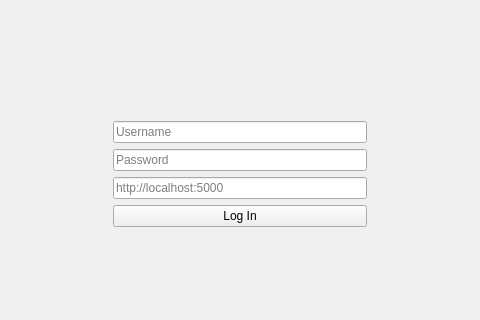
Above: app/Client/MainWindow/forms/main.ui from deskos-xp/MyMoneyMaker before the change; both pictures show x 160 to 640 and y 125 to 445 of the 800 by 600 pixel window. Below: the same form after it.
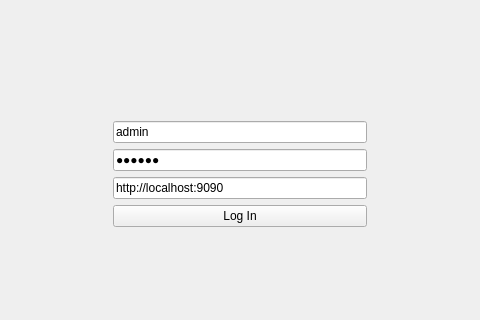
That is the form after the change.

Diff of the .ui file:
```diff
--- a/app/Client/MainWindow/forms/main.ui
+++ b/app/Client/MainWindow/forms/main.ui
@@ -73,6 +73,9 @@
           </item>
           <item row="3" column="1">
            <widget class="QLineEdit" name="password">
+            <property name="text">
+             <string>avalon</string>
+            </property>
             <property name="echoMode">
              <enum>QLineEdit::PasswordEchoOnEdit</enum>
             </property>
@@ -86,6 +89,9 @@
           </item>
           <item row="4" column="1">
            <widget class="QLineEdit" name="host">
+            <property name="text">
+             <string>http://localhost:9090</string>
+            </property>
             <property name="dragEnabled">
              <bool>true</bool>
             </property>
@@ -96,6 +102,9 @@
           </item>
           <item row="2" column="1">
            <widget class="QLineEdit" name="username">
+            <property name="text">
+             <string>admin</string>
+            </property>
             <property name="dragEnabled">
              <bool>true</bool>
             </property>
```
Left out of the diff: 12 changed lines with no effect on the pictures.
